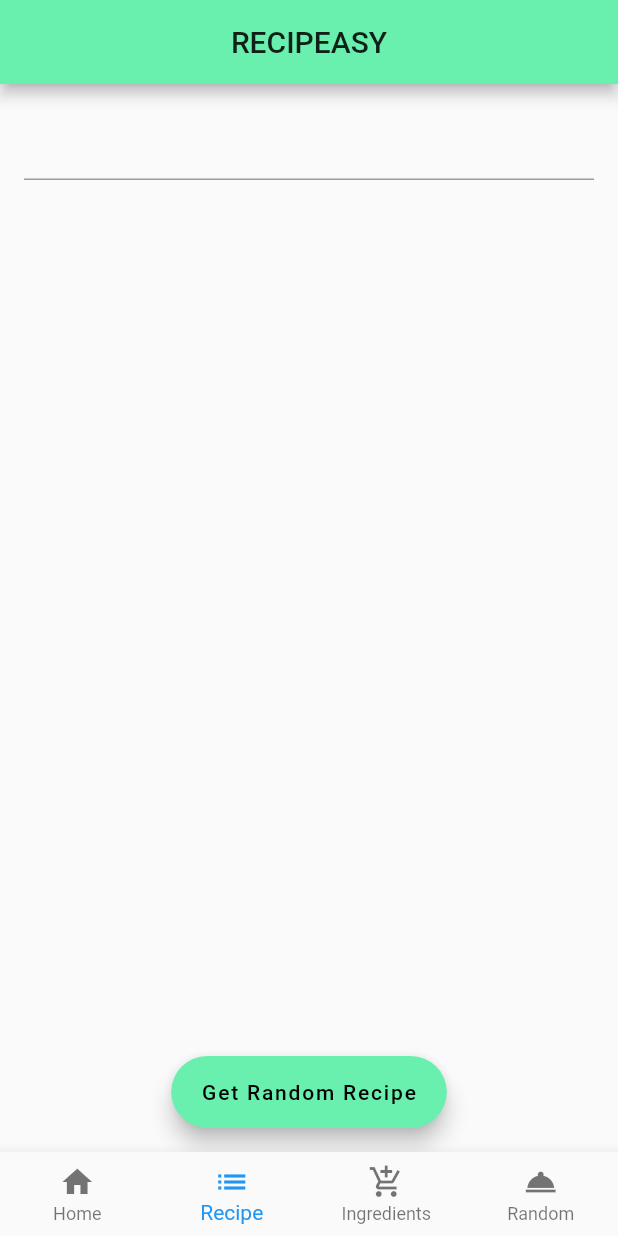
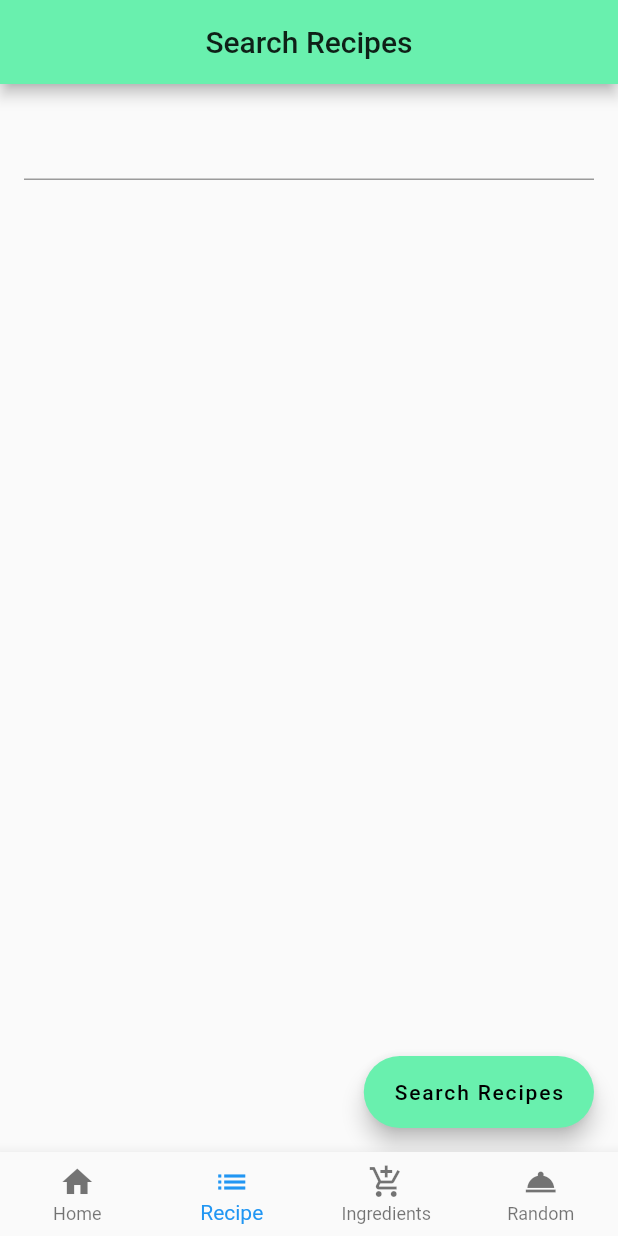
Before and after one commit to wai-calvin/recipeasy, a Flutter app: the screen it shows after launch, item 2 of the bottom bar chosen, on a phone screen of 412 x 824 dp. Run offline on Flutter 3.47's test engine with Material 2 defaults, Android fonts, the phone set to English and light mode, and no system bars; our stand-ins replace webview_flutter.

Commit message:
better working search by recipe base

```diff
--- a/lib/screens/recipe.dart
+++ b/lib/screens/recipe.dart
@@ -2,55 +2,44 @@ import 'package:flutter/material.dart';
 import 'package:recipeasy/services/api_services.dart';
 import 'package:webview_flutter/webview_flutter.dart';
 
-class RecipePage extends StatelessWidget {
-  //const RecipePage({Key key}) : super(key: key);
+class RecipePage extends StatefulWidget {
+  const RecipePage({Key key}) : super(key: key);
+
+  @override
+  _RecipePageState createState() => _RecipePageState();
+}
+
+class _RecipePageState extends State<RecipePage> {
   final myController = TextEditingController();
 
-  void _getRecipe(BuildContext context, String input) async {
+   _getRecipe(BuildContext context, String input) async {
     var recipe = await ApiService.instance.findRecipe(input);
     Navigator.push(
       context,
-      MaterialPageRoute(builder: (context) => FindRecipe(recipe: recipe)),
+      MaterialPageRoute(builder: (context) => RecipePage()),
     );
-    //    print(recipe['spoonacularSourceUrl']);
   }
 
   @override
   Widget build(BuildContext context) {
+    // TODO: implement build
     return Scaffold(
       appBar: AppBar(
-        title: Text("RECIPEASY"),
+        title: Text('Search Recipes'),
         centerTitle: true,
       ),
       body: Padding(
         padding: const EdgeInsets.all(16.0),
         child: TextField(
           controller: myController,
-        ),
+        )
       ),
       floatingActionButton: FloatingActionButton.extended(
         onPressed: (){
           _getRecipe(context, myController.text);
         },
-        label: Text('Get Random Recipe'),
+        label: Text('Search Recipes'),
       ),
-      floatingActionButtonLocation: FloatingActionButtonLocation.centerFloat,
     );
   }
 }
-
-class FindRecipe extends StatefulWidget {
-  final Map<String, dynamic> recipe;
-  FindRecipe({this.recipe});
-
-  @override
-  _FindRecipeState createState() => _FindRecipeState();
-}
-
-class _FindRecipeState extends State<FindRecipe> {
-  @override
-  Widget build(BuildContext context) {
-    // TODO: implement build
-    return null;
-  }
-}
```
